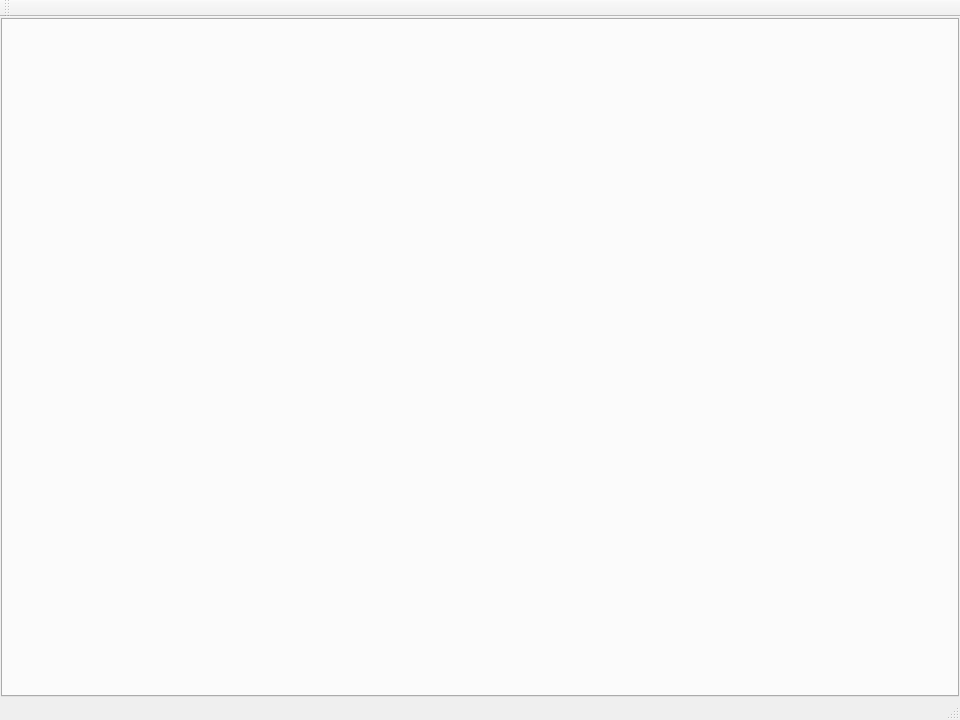
Qt form CdtTools/mainwindow.ui (CGinMax/ProtocolTools) before a commit.
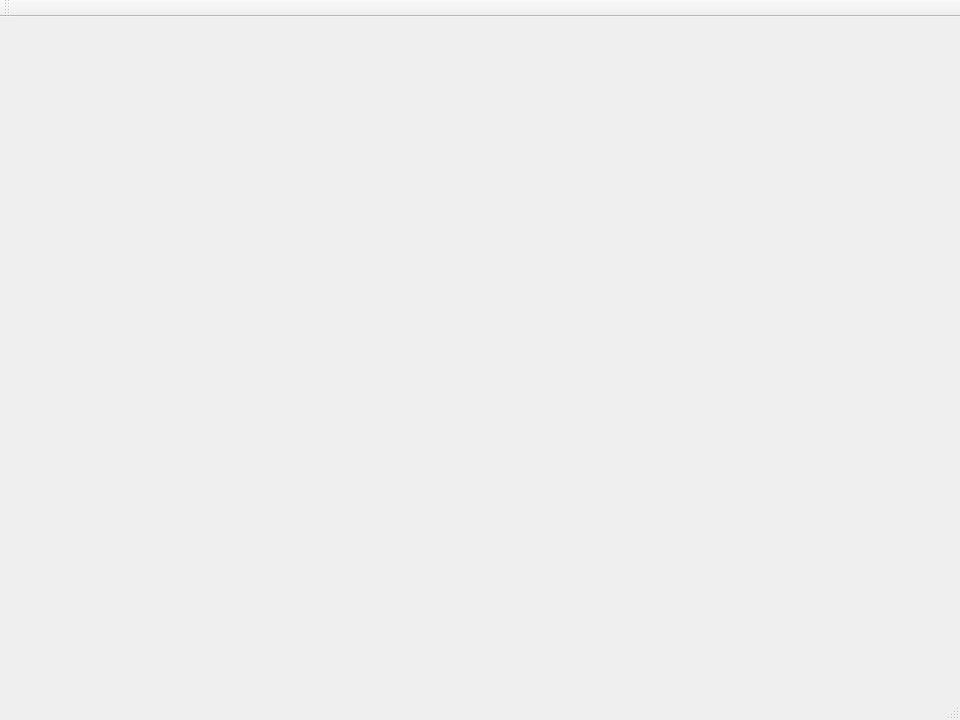
The same form after that commit.

```diff
--- a/CdtTools/mainwindow.ui
+++ b/CdtTools/mainwindow.ui
@@ -27,9 +27,6 @@
     <property name="bottomMargin">
      <number>1</number>
     </property>
-    <item>
-     <widget class="QTabWidget" name="tabWidget"/>
-    </item>
    </layout>
   </widget>
   <widget class="QMenuBar" name="menuBar">
```
